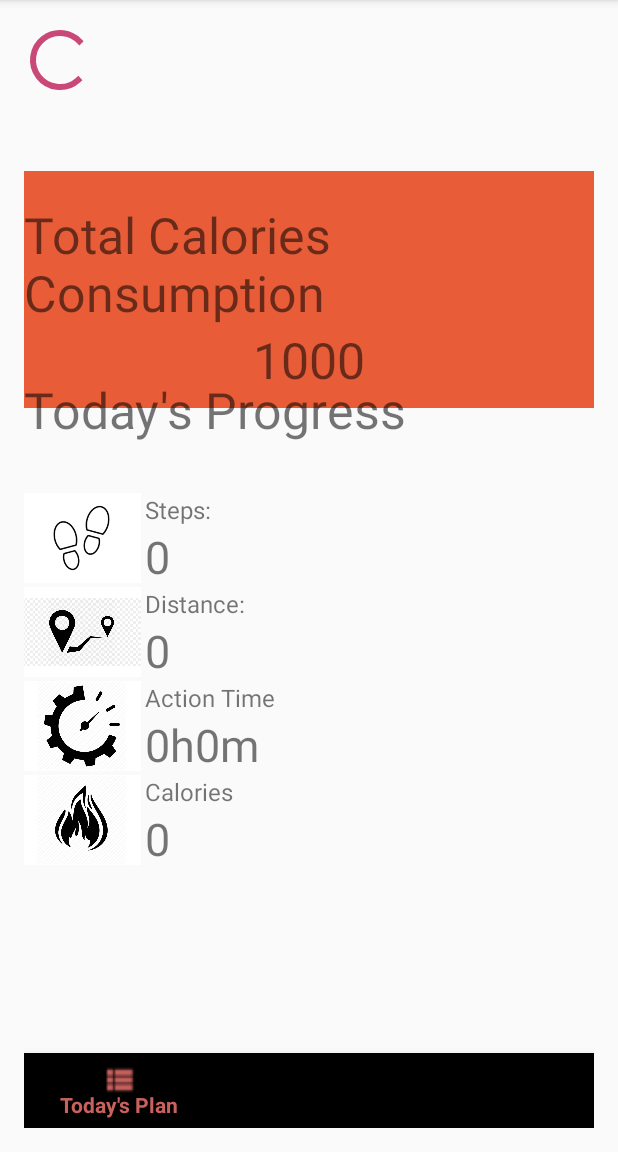
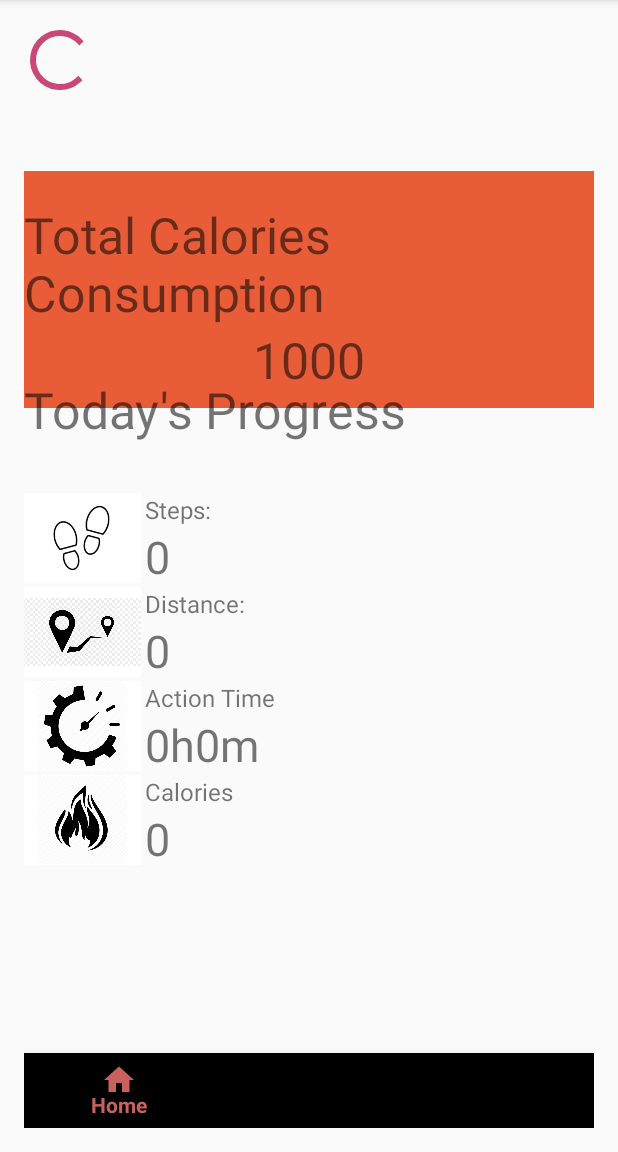
Before and after one commit to jiayuehe/FIVEPASS, an Android app: the HomeActivity screen opened directly, with no data from a screen before it, item 3 of the bottom bar chosen, on a phone screen of 412 x 824 dp, the part 84-1236 px from its top. Run offline under Robolectric (Android 15) with nearby library versions, the phone set to English and light mode, and no system bars; libraries missing offline, so code that uses them is left out: io.netopen.hotbitmapgg; plain views replace RingProgressBar; 2 statements that could not run were skipped.

Commit message:
Navigation Bar Updated

```diff
--- a/StepCounter/app/src/main/java/com/example/angelahe/stepcounter/Activity/HomeActivity.java
+++ b/StepCounter/app/src/main/java/com/example/angelahe/stepcounter/Activity/HomeActivity.java
@@ -75,7 +75,7 @@ public class HomeActivity extends AppCompatActivity implements SensorEventListen
             @Override
             public boolean onNavigationItemSelected(@NonNull MenuItem item) {
                 switch (item.getItemId()) {
-                    case R.id.Today:
+                    case R.id.Home:
                         break;
                     case R.id.AddMorePlan:
                         Intent intent = new Intent(HomeActivity.this, DailyPlan.class);
--- a/StepCounter/app/src/main/res/layout/activity_user_register.xml
+++ b/StepCounter/app/src/main/res/layout/activity_user_register.xml
@@ -46,6 +46,7 @@
             android:layout_width="wrap_content"
             android:layout_height="wrap_content"
             android:orientation="horizontal">
+
             <Button
                 android:id="@+id/buttonsignup"
                 android:layout_width="match_parent"
--- a/StepCounter/app/src/main/res/menu/menu.xml
+++ b/StepCounter/app/src/main/res/menu/menu.xml
@@ -3,15 +3,15 @@
     xmlns:android="http://schemas.android.com/apk/res/android">
 
     <item
-        android:id="@+id/Today"
-        android:icon="@drawable/today"
-        android:title="Today's Plan" />
+        android:id="@+id/Home"
+        android:icon="@drawable/ic_home_black_24dp"
+        android:title="Home" />
     <item
         android:id="@+id/AddMorePlan"
         android:icon="@drawable/addmore"
         android:title="Add Plan" />
     <item
         android:id="@+id/Settings"
-        android:icon="@drawable/settings"
-        android:title="Settings" />
+        android:icon="@drawable/youtube"
+        android:title="what's new" />
 </menu>
```
Also changed, not shown: StepCounter/app/src/main/res/drawable/home.jpg (added), StepCounter/app/src/main/res/drawable/youtube.png (added).
